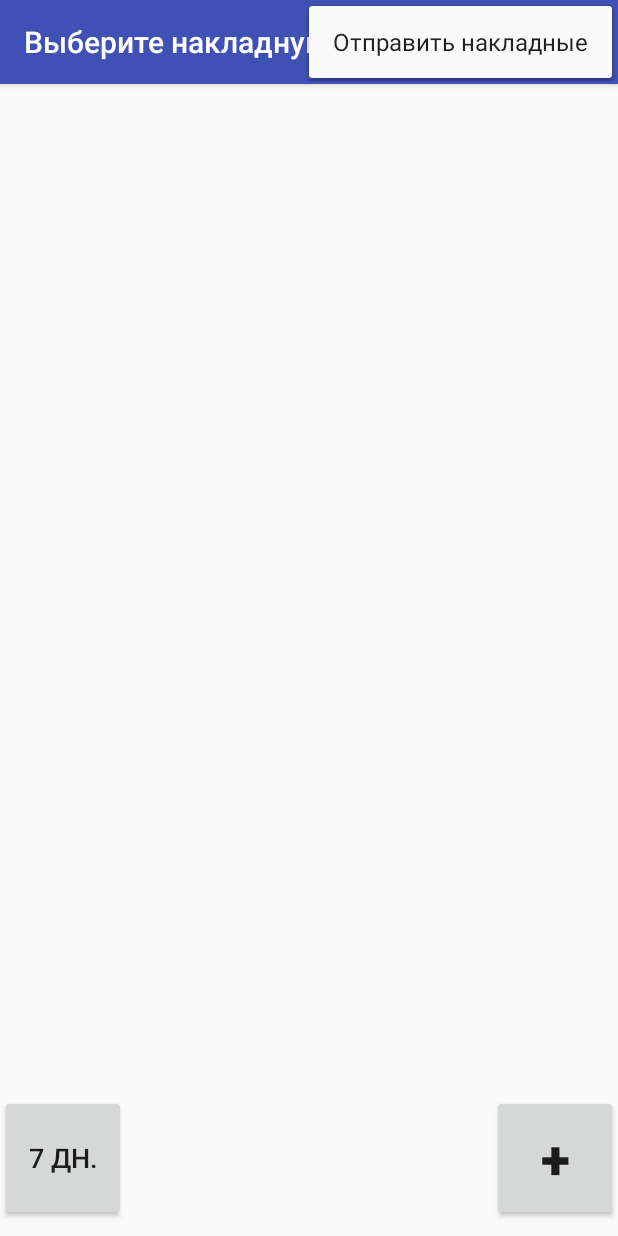
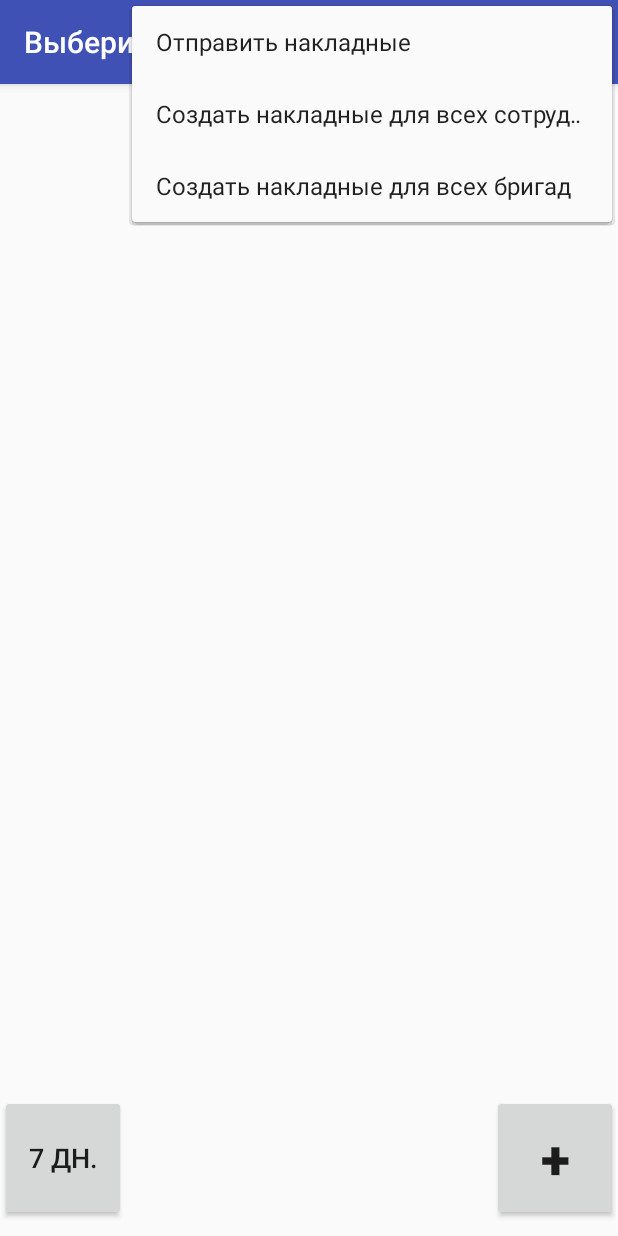
Before and after one commit to YVGunko/WiFiBCScaner, an Android app: the OutDocsActivity screen opened directly, with no data from a screen before it, with the options menu open, on a phone screen of 412 x 824 dp. Run offline under Robolectric (Android 15) with nearby library versions, the phone set to English and light mode, and no system bars.

Commit message:
new menu item in OutDocsActivity. bug in AppUtils.

```diff
--- a/app/src/main/java/com/example/yg/wifibcscaner/data/Sotr.java
+++ b/app/src/main/java/com/example/yg/wifibcscaner/data/Sotr.java
@@ -33,6 +33,11 @@ public class Sotr {
         this.division_code = division_code;
         this.Id_d = Id_d;
         this.Id_o = Id_o;
+    }
+
+    public Sotr(int _id, String _Sotr) {
+        this._id = _id;
+        this._Sotr = _Sotr;
     }
 
     public int get_Id_o() {
--- a/app/src/main/java/com/example/yg/wifibcscaner/utils/AppUtils.java
+++ b/app/src/main/java/com/example/yg/wifibcscaner/utils/AppUtils.java
@@ -55,10 +55,11 @@ public class AppUtils {
     }
 
     public static boolean isNotEmpty(final String string) {
-        return StringUtils.isNotEmpty(string) || string.equals("Пусто") || string.equals("0");
+        //return StringUtils.isNotEmpty(string) || string.equals("Пусто") || string.equals("0");
+        return !isEmpty(string);
     }
     public static boolean isEmpty(final String string) {
-        return StringUtils.isBlank(string) & !string.equals("Пусто") & !string.equals("0");
+        return !( StringUtils.isNotBlank(string) && !(string.equals("Пусто") || string.equals("0")) ) ;
     }
     public static int getFirstOperFor(final int key) {
         return (key == 9) ? 7 : 1;
--- a/app/src/main/res/menu/menu_out_docs.xml
+++ b/app/src/main/res/menu/menu_out_docs.xml
@@ -2,9 +2,21 @@
     xmlns:app="http://schemas.android.com/apk/res-auto"
     xmlns:tools="http://schemas.android.com/tools"
     tools:context="com.example.yg.wifibcscaner.activity.OutDocsActivity">
+    <group android:id="@+id/api" >
     <item
         android:id="@+id/action_out_docs"
         android:orderInCategory="100"
         android:title="@string/action_out_docs"
         app:showAsAction="never" />
+    </group>
+    <group android:id="@+id/outdoc" >
+    <item
+        android:id="@+id/add_outdocs_for_all_sotr"
+        android:orderInCategory="101"
+        android:title="@string/add_outdocs_for_all_sotr" />
+    <item
+        android:id="@+id/add_outdocs_for_all_deps"
+        android:orderInCategory="102"
+        android:title="@string/add_outdocs_for_all_deps" />
+    </group>
 </menu>
--- a/app/src/main/res/values/strings.xml
+++ b/app/src/main/res/values/strings.xml
@@ -41,4 +41,6 @@
     <string name="QR_invalid">QR код не распознан!</string>
     <string name="wrong_division_order">Это коробка другого подразделения</string>
     <string name="set_outdocs_number_start_date">Установить дату начала нумерации</string>
+    <string name="add_outdocs_for_all_sotr">Создать накладные для всех сотрудников бригады</string>
+    <string name="add_outdocs_for_all_deps">Создать накладные для всех бригад</string>
 </resources>
```
Also changed, not shown: app/src/main/java/com/example/yg/wifibcscaner/DataBaseHelper.java (+36 -1 lines), app/src/main/java/com/example/yg/wifibcscaner/activity/OutDocsActivity.java (+56 -0 lines), 2 other files.
